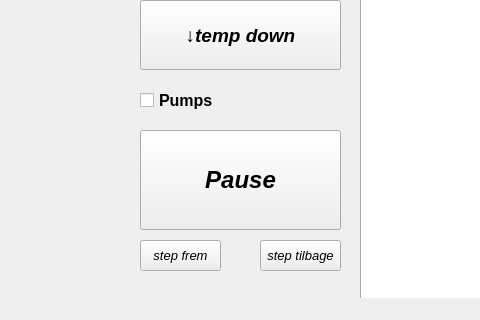
Qt form gui.ui (krismaz/BrewLinker) before a commit; both pictures show x 670 to 1150 and y 400 to 720 of the 1300 by 720 pixel window.
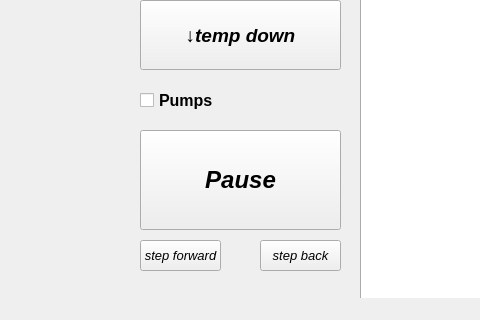
The same form after that commit.

Diff of the .ui file:
```diff
--- a/gui.ui
+++ b/gui.ui
@@ -261,7 +261,7 @@
      </font>
     </property>
     <property name="text">
-     <string>step frem</string>
+     <string>step forward</string>
     </property>
    </widget>
    <widget class="QPushButton" name="TempDownButton_3">
@@ -282,7 +282,7 @@
      </font>
     </property>
     <property name="text">
-     <string>step tilbage</string>
+     <string>step back</string>
     </property>
    </widget>
   </widget>
```
Left out of the diff: 6 changed lines with no effect on the pictures.
